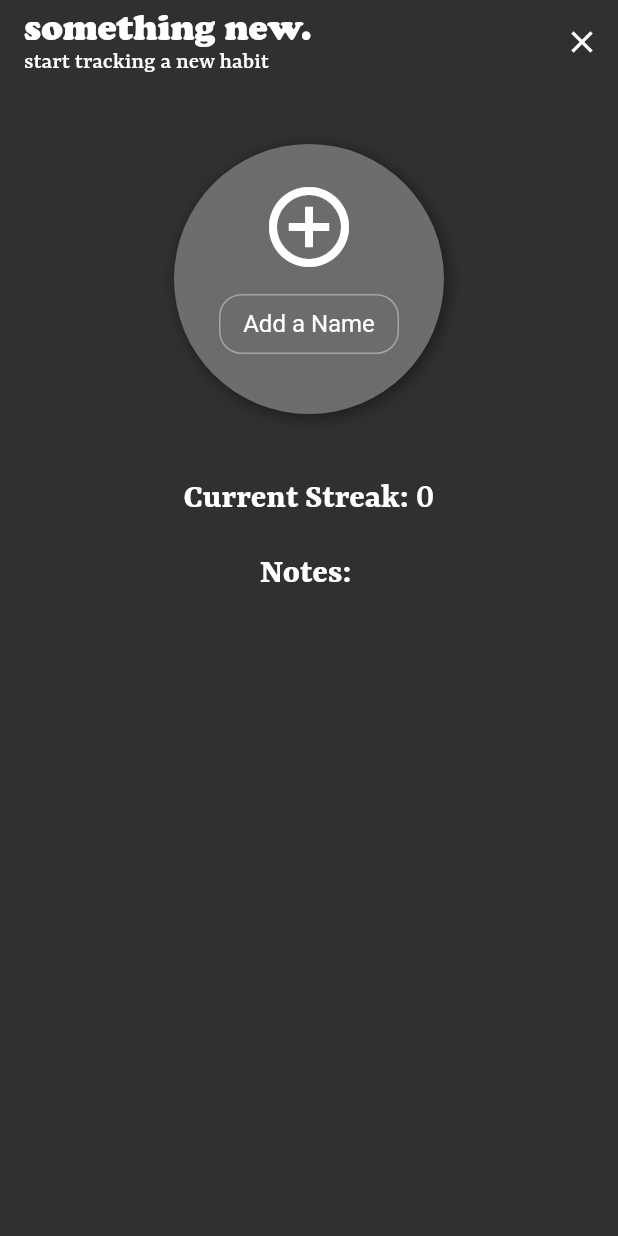
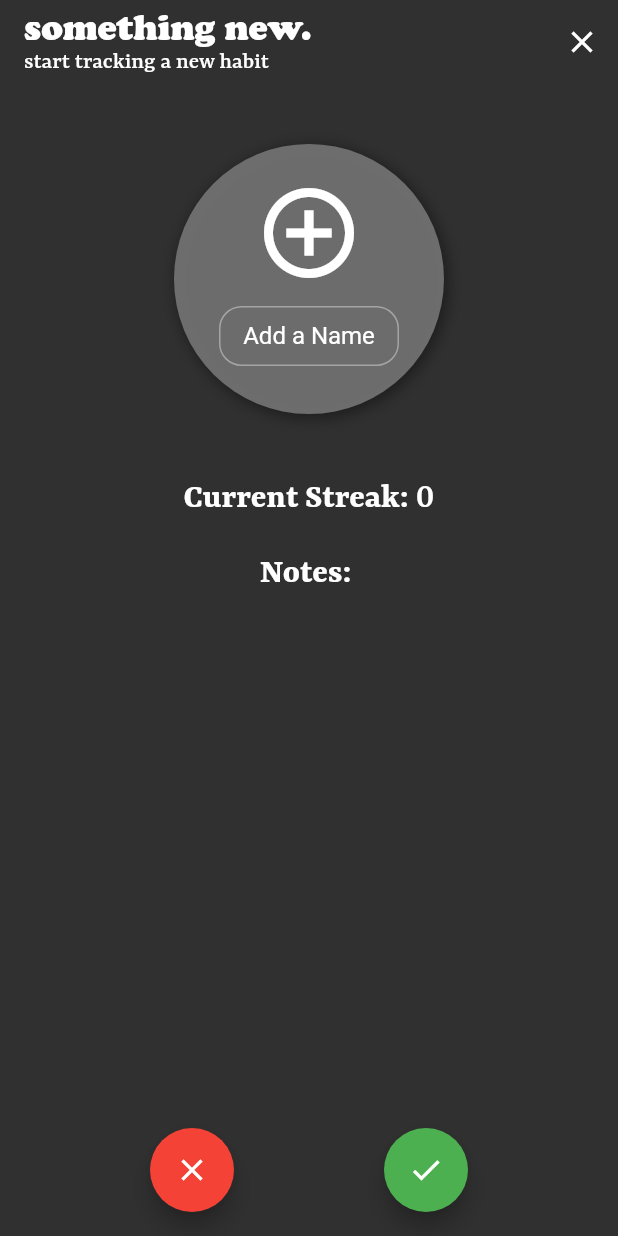
Before and after one commit to willzittlau/accountable, a Flutter app: the AddHabitScreen screen opened by its route, on a phone screen of 412 x 824 dp. Run offline on Flutter 3.47's test engine with Material 2 defaults, Android fonts, the phone set to English and light mode, and no system bars; our stand-ins replace shared_preferences, universal_platform; accounts and stored records are empty.

Commit message:
Add habit icon updated

```diff
--- a/lib/src/models/habit.dart
+++ b/lib/src/models/habit.dart
@@ -8,8 +8,9 @@ class Habit {
   int numResets;
   DateTime startDate;
 
-  Habit({emoji, this.name, streak, average, best, notes, numResets, startDate})
-      : emoji = emoji ?? name[0],
+  Habit({emoji, name, streak, average, best, notes, numResets, startDate})
+      : emoji = emoji ?? '',
+        name = name ?? '',
         streak = streak ?? 0,
         average = average ?? 0,
         best = best ?? 0,
--- a/lib/src/views/add_habit.dart
+++ b/lib/src/views/add_habit.dart
@@ -1,3 +1,4 @@
+import 'package:accountable/src/models/globals.dart';
 import 'package:accountable/src/models/habit.dart';
 import 'package:accountable/src/widgets/add_habit_page_icon.dart';
 import 'package:accountable/src/widgets/add_habit_stats.dart';
@@ -6,9 +7,34 @@ import 'package:flutter/material.dart';
 
 // Screen Header
 class AddHabitScreen extends StatelessWidget {
+  final habit = new Habit();
   @override
   Widget build(BuildContext context) {
     return Scaffold(
+        floatingActionButton: Row(
+          mainAxisSize: MainAxisSize.max,
+          mainAxisAlignment: MainAxisAlignment.spaceEvenly,
+          children: <Widget>[
+            FloatingActionButton(
+                heroTag: "close",
+                backgroundColor: Colors.red,
+                onPressed: () {
+                  Navigator.pop(context);
+                },
+                child: Icon(Icons.close, color: Theme.of(context).hintColor)),
+            FloatingActionButton(
+              heroTag: "check",
+              backgroundColor: Colors.green,
+              onPressed: () {
+                habits.add(habit);
+                Navigator.pop(context);
+                Navigator.pushNamed(context, '/');
+              },
+              child: Icon(Icons.check, color: Theme.of(context).hintColor),
+            ),
+          ],
+        ),
+        floatingActionButtonLocation: FloatingActionButtonLocation.centerFloat,
         appBar: AppBar(
           automaticallyImplyLeading: false,
           backgroundColor: Colors.transparent,
@@ -24,13 +50,14 @@ class AddHabitScreen extends StatelessWidget {
                 }),
           ],
         ),
-        body: Center(child: AddHabitPage()));
+        body: Center(child: AddHabitPage(habit: habit)));
   }
 }
 
 // Screen Content
 class AddHabitPage extends StatelessWidget {
-  final habit =  Habit(name: ' ');
+  final Habit habit;
+  AddHabitPage({this.habit});
   @override
   Widget build(BuildContext context) {
     return LayoutBuilder(builder: (context, constraints) {
--- a/lib/src/widgets/add_habit_page_icon.dart
+++ b/lib/src/widgets/add_habit_page_icon.dart
@@ -4,11 +4,16 @@ import 'package:flutter/rendering.dart';
 
 class AddHabitPageIcon extends StatelessWidget {
   final Habit habit;
-
+  final TextEditingController _controller = TextEditingController();
   AddHabitPageIcon({this.habit});
 
   @override
   Widget build(BuildContext context) {
+    _controller.addListener(() {
+      final String text = _controller.text;
+      habit.name = text;
+      habit.emoji = (true) ? habit.name.toUpperCase()[0] : habit.emoji;
+    });
     return Padding(
         padding: EdgeInsets.fromLTRB(0, 40, 0, 0),
         child: MouseRegion(
@@ -25,7 +30,7 @@ class AddHabitPageIcon extends StatelessWidget {
                         child: IconButton(
                           icon: const Icon(Icons.add_circle_outline),
                           color: Theme.of(context).hintColor,
-                          iconSize: 64,
+                          iconSize: 72,
                           onPressed: () {},
                         ),
                       ),
@@ -33,9 +38,7 @@ class AddHabitPageIcon extends StatelessWidget {
                         width: 120.0,
                         height: 40,
                         child: TextField(
-                            onSubmitted: (String value) {
-                              habit.name = value;
-                            },
+                            controller: _controller,
                             textAlign: TextAlign.center,
                             decoration: InputDecoration(
                                 border: OutlineInputBorder(
```
